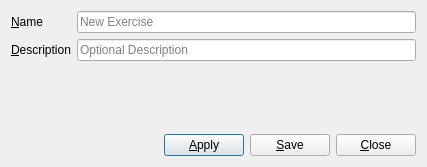
Old version of the form speck_weg/ui/dialogs/training_exercise.ui in the repository hochstibe/fingertraining.
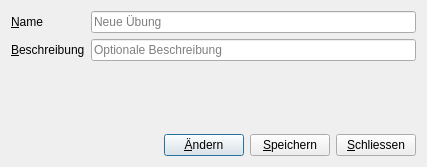
New version of the form.

Patch:
```diff
--- a/speck_weg/ui/dialogs/training_exercise.ui
+++ b/speck_weg/ui/dialogs/training_exercise.ui
@@ -38,7 +38,7 @@
         <number>32767</number>
        </property>
        <property name="placeholderText">
-        <string>New Exercise</string>
+        <string>Neue Übung</string>
        </property>
        <property name="clearButtonEnabled">
         <bool>true</bool>
@@ -48,7 +48,7 @@
      <item row="1" column="0">
       <widget class="QLabel" name="label_description">
        <property name="text">
-        <string>&amp;Description</string>
+        <string>&amp;Beschreibung</string>
        </property>
        <property name="buddy">
         <cstring>lineEdit_description</cstring>
@@ -61,7 +61,7 @@
         <number>1023</number>
        </property>
        <property name="placeholderText">
-        <string>Optional Description</string>
+        <string>Optionale Beschreibung</string>
        </property>
        <property name="clearButtonEnabled">
         <bool>true</bool>
@@ -101,21 +101,21 @@
      <item>
       <widget class="QPushButton" name="pushButton_apply">
        <property name="text">
-        <string>&amp;Apply</string>
+        <string>&amp;Ändern</string>
        </property>
       </widget>
      </item>
      <item>
       <widget class="QPushButton" name="pushButton_save">
        <property name="text">
-        <string>&amp;Save</string>
+        <string>&amp;Speichern</string>
        </property>
       </widget>
      </item>
      <item>
       <widget class="QPushButton" name="pushButton_close">
        <property name="text">
-        <string>&amp;Close</string>
+        <string>&amp;Schliessen</string>
        </property>
       </widget>
      </item>
```
Left out of the diff: 2 changed lines with no effect on the pictures.
